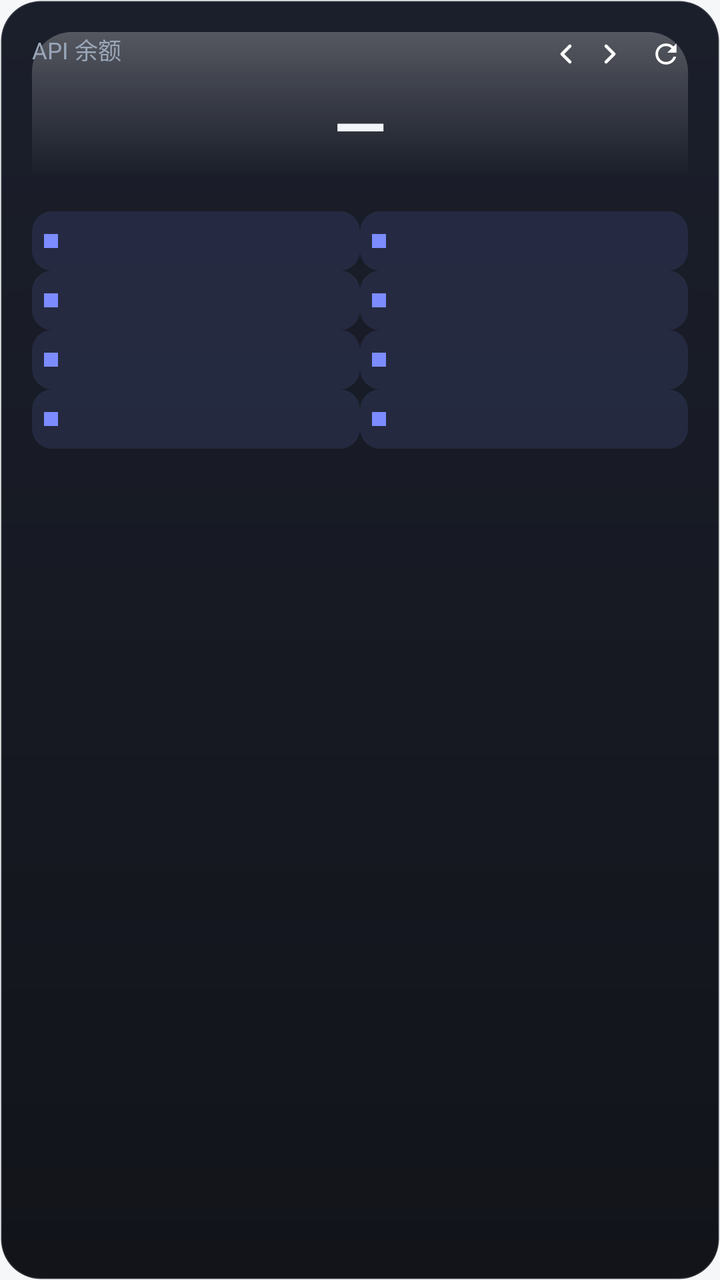
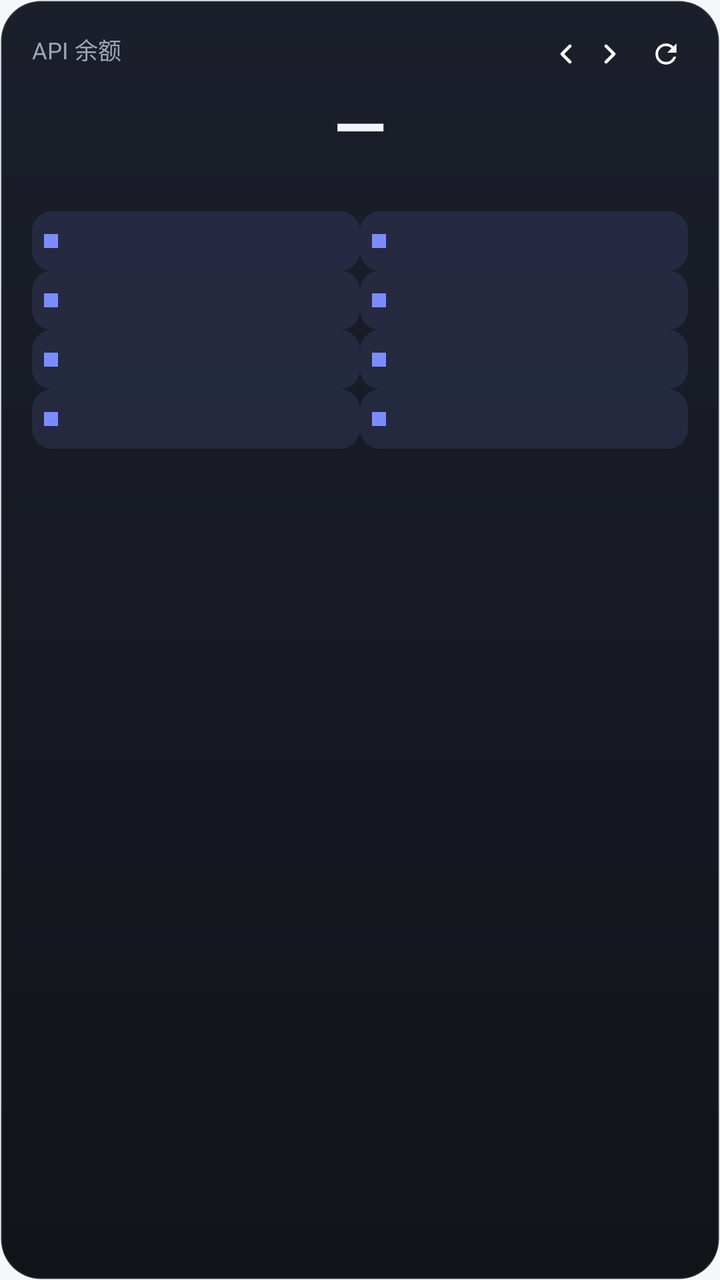

The first picture is an Android layout as it rendered before a commit; the second is the same layout after the commit. The layout source and the unified diff follow.
<!-- AndroidManifest.xml: application theme AppTheme -->
<!-- res/layout/widget_style1.xml -->
<?xml version="1.0" encoding="utf-8"?>
<FrameLayout xmlns:android="http://schemas.android.com/apk/res/android"
    android:id="@+id/w2_root"
    android:layout_width="match_parent"
    android:layout_height="match_parent"
    android:background="@drawable/wg_t1"
    android:padding="16dp">

    
    <View
        android:id="@+id/w2_frost"
        android:layout_width="match_parent"
        android:layout_height="72dp"
        android:layout_gravity="top"
        android:background="@drawable/wg_frost" />

    <LinearLayout
        android:layout_width="match_parent"
        android:layout_height="match_parent"
        android:orientation="vertical">

        <LinearLayout
            android:layout_width="match_parent"
            android:layout_height="wrap_content"
            android:orientation="horizontal"
            android:gravity="start">

            <TextView
                android:id="@+id/w2_title"
                android:layout_width="0dp"
                android:layout_height="wrap_content"
                android:layout_weight="1"
                android:minWidth="0dp"
                android:singleLine="true"
                android:ellipsize="end"
                android:includeFontPadding="false"
                android:textColor="#FF9AA6B8"
                android:textSize="11.5sp"
                android:text="API 余额" />

            <TextView
                android:id="@+id/w2_page"
                android:layout_width="wrap_content"
                android:layout_height="wrap_content"
                android:layout_marginStart="4dp"
                android:minWidth="0dp"
                android:includeFontPadding="false"
                android:textColor="#FF9AA6B8"
                android:textSize="10.5sp" />

            <ImageView
                android:id="@+id/w2_prev"
                android:clickable="true"
                android:focusable="true"
                android:layout_width="22dp"
                android:layout_height="22dp"
                android:layout_marginStart="2dp"
                android:scaleType="fitCenter"
                android:src="@drawable/ic_chevron_left"
                android:contentDescription="上一页" />

            <ImageView
                android:id="@+id/w2_next"
                android:clickable="true"
                android:focusable="true"
                android:layout_width="22dp"
                android:layout_height="22dp"
                android:scaleType="fitCenter"
                android:src="@drawable/ic_chevron_right"
                android:contentDescription="下一页" />

            <ImageView
                android:id="@+id/w2_refresh"
                android:clickable="true"
                android:focusable="true"
                android:layout_width="22dp"
                android:layout_height="22dp"
                android:layout_marginStart="6dp"
                android:scaleType="fitCenter"
                android:src="@drawable/ic_refresh"
                android:contentDescription="刷新" />
        </LinearLayout>

        <TextView
            android:id="@+id/w2_total"
            android:layout_width="match_parent"
            android:layout_height="wrap_content"
            android:layout_marginTop="6dp"
            android:includeFontPadding="false"
            android:gravity="center"
        android:textStyle="bold"
            android:textColor="@color/ws1_tx"
            android:textSize="34sp"
            android:text="—" />

        <TextView
            android:id="@+id/w2_sub"
            android:layout_width="match_parent"
            android:layout_height="wrap_content"
            android:layout_marginTop="2dp"
            android:includeFontPadding="false"
            android:singleLine="true"
            android:ellipsize="end"
            android:gravity="center"
            android:textColor="@color/ws1_tx3"
            android:textSize="10sp" />

        <LinearLayout
            android:layout_width="match_parent"
            android:layout_height="0dp"
            android:layout_weight="1"
            android:layout_marginTop="8dp"
            android:orientation="vertical">

            <LinearLayout
                android:id="@+id/w2_row1"
                android:layout_width="match_parent"
                android:layout_height="wrap_content"
                android:orientation="horizontal"
                android:gravity="center_vertical">


                <LinearLayout
                    android:id="@+id/w2_slot1"
                    android:layout_width="0dp"
                    android:layout_height="wrap_content"
                    android:layout_weight="1"
                    android:orientation="horizontal"
                    android:gravity="center_vertical"
                    android:padding="6dp"
                    android:background="@drawable/wslot_pill_dark">

                    <TextView
                        android:id="@+id/w2_dot1"
                        android:layout_width="7dp"
                        android:layout_height="7dp"
                        android:layout_marginEnd="7dp"
                        android:background="@color/ws1_accent" />

                    <TextView
                        android:id="@+id/w2_name1"
                        android:layout_width="0dp"
                        android:layout_height="wrap_content"
                        android:layout_weight="1"
                        android:minWidth="0dp"
                        android:singleLine="true"
                        android:ellipsize="end"
                        android:includeFontPadding="false"
                        android:textColor="@color/ws1_tx2"
                        android:textSize="11.5sp" />

                    <TextView
                        android:id="@+id/w2_val1"
                        android:layout_width="wrap_content"
                        android:layout_height="wrap_content"
                        android:includeFontPadding="false"
                    android:textStyle="bold"
                        android:textColor="@color/ws1_tx"
                        android:textSize="15sp" />
                </LinearLayout>

                <LinearLayout
                    android:id="@+id/w2_slot2"
                    android:layout_width="0dp"
                    android:layout_height="wrap_content"
                    android:layout_weight="1"
                    android:orientation="horizontal"
                    android:gravity="center_vertical"
                    android:padding="6dp"
                    android:background="@drawable/wslot_pill_dark">

                    <TextView
                        android:id="@+id/w2_dot2"
                        android:layout_width="7dp"
                        android:layout_height="7dp"
                        android:layout_marginEnd="7dp"
                        android:background="@color/ws1_accent" />

                    <TextView
                        android:id="@+id/w2_name2"
                        android:layout_width="0dp"
                        android:layout_height="wrap_content"
                        android:layout_weight="1"
                        android:minWidth="0dp"
                        android:singleLine="true"
                        android:ellipsize="end"
                        android:includeFontPadding="false"
                        android:textColor="@color/ws1_tx2"
                        android:textSize="11.5sp" />

                    <TextView
                        android:id="@+id/w2_val2"
                        android:layout_width="wrap_content"
                        android:layout_height="wrap_content"
                        android:includeFontPadding="false"
                    android:textStyle="bold"
                        android:textColor="@color/ws1_tx"
                        android:textSize="15sp" />
                </LinearLayout>
            </LinearLayout>

            <View
                android:id="@+id/w2_div1"
                android:layout_width="match_parent"
                android:layout_height="0dp" />

            <LinearLayout
                android:id="@+id/w2_row2"
                android:layout_width="match_parent"
                android:layout_height="wrap_content"
                android:orientation="horizontal"
                android:gravity="center_vertical">


                <LinearLayout
                    android:id="@+id/w2_slot3"
                    android:layout_width="0dp"
                    android:layout_height="wrap_content"
                    android:layout_weight="1"
                    android:orientation="horizontal"
                    android:gravity="center_vertical"
                    android:padding="6dp"
                    android:background="@drawable/wslot_pill_dark">

                    <TextView
                        android:id="@+id/w2_dot3"
                        android:layout_width="7dp"
                        android:layout_height="7dp"
                        android:layout_marginEnd="7dp"
                        android:background="@color/ws1_accent" />

                    <TextView
                        android:id="@+id/w2_name3"
                        android:layout_width="0dp"
                        android:layout_height="wrap_content"
                        android:layout_weight="1"
                        android:minWidth="0dp"
                        android:singleLine="true"
                        android:ellipsize="end"
                        android:includeFontPadding="false"
                        android:textColor="@color/ws1_tx2"
                        android:textSize="11.5sp" />

                    <TextView
                        android:id="@+id/w2_val3"
                        android:layout_width="wrap_content"
                        android:layout_height="wrap_content"
                        android:includeFontPadding="false"
                    android:textStyle="bold"
                        android:textColor="@color/ws1_tx"
                        android:textSize="15sp" />
                </LinearLayout>

                <LinearLayout
                    android:id="@+id/w2_slot4"
                    android:layout_width="0dp"
                    android:layout_height="wrap_content"
                    android:layout_weight="1"
                    android:orientation="horizontal"
                    android:gravity="center_vertical"
                    android:padding="6dp"
                    android:background="@drawable/wslot_pill_dark">

                    <TextView
                        android:id="@+id/w2_dot4"
                        android:layout_width="7dp"
                        android:layout_height="7dp"
                        android:layout_marginEnd="7dp"
                        android:background="@color/ws1_accent" />

                    <TextView
                        android:id="@+id/w2_name4"
                        android:layout_width="0dp"
                        android:layout_height="wrap_content"
                        android:layout_weight="1"
                        android:minWidth="0dp"
                        android:singleLine="true"
                        android:ellipsize="end"
                        android:includeFontPadding="false"
                        android:textColor="@color/ws1_tx2"
                        android:textSize="11.5sp" />

                    <TextView
                        android:id="@+id/w2_val4"
                        android:layout_width="wrap_content"
                        android:layout_height="wrap_content"
                        android:includeFontPadding="false"
                    android:textStyle="bold"
                        android:textColor="@color/ws1_tx"
                        android:textSize="15sp" />
                </LinearLayout>
            </LinearLayout>

            <View
                android:id="@+id/w2_div2"
                android:layout_width="match_parent"
                android:layout_height="0dp" />

            <LinearLayout
                android:id="@+id/w2_row3"
                android:layout_width="match_parent"
                android:layout_height="wrap_content"
                android:orientation="horizontal"
                android:gravity="center_vertical">


                <LinearLayout
                    android:id="@+id/w2_slot5"
                    android:layout_width="0dp"
                    android:layout_height="wrap_content"
                    android:layout_weight="1"
                    android:orientation="horizontal"
                    android:gravity="center_vertical"
                    android:padding="6dp"
                    android:background="@drawable/wslot_pill_dark">

                    <TextView
                        android:id="@+id/w2_dot5"
                        android:layout_width="7dp"
                        android:layout_height="7dp"
                        android:layout_marginEnd="7dp"
                        android:background="@color/ws1_accent" />

                    <TextView
                        android:id="@+id/w2_name5"
                        android:layout_width="0dp"
                        android:layout_height="wrap_content"
                        android:layout_weight="1"
                        android:minWidth="0dp"
                        android:singleLine="true"
                        android:ellipsize="end"
                        android:includeFontPadding="false"
                        android:textColor="@color/ws1_tx2"
                        android:textSize="11.5sp" />

                    <TextView
                        android:id="@+id/w2_val5"
                        android:layout_width="wrap_content"
                        android:layout_height="wrap_content"
                        android:includeFontPadding="false"
                    android:textStyle="bold"
                        android:textColor="@color/ws1_tx"
                        android:textSize="15sp" />
                </LinearLayout>

                <LinearLayout
                    android:id="@+id/w2_slot6"
                    android:layout_width="0dp"
                    android:layout_height="wrap_content"
                    android:layout_weight="1"
                    android:orientation="horizontal"
                    android:gravity="center_vertical"
                    android:padding="6dp"
                    android:background="@drawable/wslot_pill_dark">

                    <TextView
                        android:id="@+id/w2_dot6"
                        android:layout_width="7dp"
                        android:layout_height="7dp"
                        android:layout_marginEnd="7dp"
                        android:background="@color/ws1_accent" />

                    <TextView
                        android:id="@+id/w2_name6"
                        android:layout_width="0dp"
                        android:layout_height="wrap_content"
                        android:layout_weight="1"
                        android:minWidth="0dp"
                        android:singleLine="true"
                        android:ellipsize="end"
                        android:includeFontPadding="false"
                        android:textColor="@color/ws1_tx2"
                        android:textSize="11.5sp" />

                    <TextView
                        android:id="@+id/w2_val6"
                        android:layout_width="wrap_content"
                        android:layout_height="wrap_content"
                        android:includeFontPadding="false"
                    android:textStyle="bold"
                        android:textColor="@color/ws1_tx"
                        android:textSize="15sp" />
                </LinearLayout>
            </LinearLayout>

            <View
                android:id="@+id/w2_div3"
                android:layout_width="match_parent"
                android:layout_height="0dp" />

            <LinearLayout
                android:id="@+id/w2_row4"
                android:layout_width="match_parent"
                android:layout_height="wrap_content"
                android:orientation="horizontal"
                android:gravity="center_vertical">


                <LinearLayout
                    android:id="@+id/w2_slot7"
                    android:layout_width="0dp"
                    android:layout_height="wrap_content"
                    android:layout_weight="1"
                    android:orientation="horizontal"
                    android:gravity="center_vertical"
                    android:padding="6dp"
                    android:background="@drawable/wslot_pill_dark">

                    <TextView
                        android:id="@+id/w2_dot7"
                        android:layout_width="7dp"
                        android:layout_height="7dp"
                        android:layout_marginEnd="7dp"
                        android:background="@color/ws1_accent" />

                    <TextView
                        android:id="@+id/w2_name7"
                        android:layout_width="0dp"
                        android:layout_height="wrap_content"
                        android:layout_weight="1"
                        android:minWidth="0dp"
                        android:singleLine="true"
                        android:ellipsize="end"
                        android:includeFontPadding="false"
                        android:textColor="@color/ws1_tx2"
                        android:textSize="11.5sp" />

                    <TextView
                        android:id="@+id/w2_val7"
                        android:layout_width="wrap_content"
                        android:layout_height="wrap_content"
                        android:includeFontPadding="false"
                    android:textStyle="bold"
                        android:textColor="@color/ws1_tx"
                        android:textSize="15sp" />
                </LinearLayout>

                <LinearLayout
                    android:id="@+id/w2_slot8"
                    android:layout_width="0dp"
                    android:layout_height="wrap_content"
                    android:layout_weight="1"
                    android:orientation="horizontal"
                    android:gravity="center_vertical"
                    android:padding="6dp"
                    android:background="@drawable/wslot_pill_dark">

                    <TextView
                        android:id="@+id/w2_dot8"
                        android:layout_width="7dp"
                        android:layout_height="7dp"
                        android:layout_marginEnd="7dp"
                        android:background="@color/ws1_accent" />

                    <TextView
                        android:id="@+id/w2_name8"
                        android:layout_width="0dp"
                        android:layout_height="wrap_content"
                        android:layout_weight="1"
                        android:minWidth="0dp"
                        android:singleLine="true"
                        android:ellipsize="end"
                        android:includeFontPadding="false"
                        android:textColor="@color/ws1_tx2"
                        android:textSize="11.5sp" />

                    <TextView
                        android:id="@+id/w2_val8"
                        android:layout_width="wrap_content"
                        android:layout_height="wrap_content"
                        android:includeFontPadding="false"
                    android:textStyle="bold"
                        android:textColor="@color/ws1_tx"
                        android:textSize="15sp" />
                </LinearLayout>
            </LinearLayout>
        </LinearLayout>

    </LinearLayout>
</FrameLayout>
<!-- resources referenced by this layout -->
<resources>
  <color name="ws1_accent">#FF7C8CFF</color>
  <color name="ws1_tx">#FFF2F5FA</color>
  <color name="ws1_tx2">#FF9AA6B8</color>
  <color name="ws1_tx3">#FF6B7686</color>
  <!-- drawable wg_frost (drawable) -->
  <?xml version="1.0" encoding="utf-8"?>
  <shape xmlns:android="http://schemas.android.com/apk/res/android" android:shape="rectangle">
      <gradient
          android:startColor="#40FFFFFF"
          android:endColor="#00FFFFFF"
          android:angle="270" />
      <corners android:topLeftRadius="20dp" android:topRightRadius="20dp" />
  </shape>
  <!-- drawable wg_t1 (drawable) -->
  <?xml version="1.0" encoding="utf-8"?>
  <shape xmlns:android="http://schemas.android.com/apk/res/android" android:shape="rectangle">
      <gradient android:startColor="#FF1B1F2B" android:endColor="#FF12141A" android:angle="270" />
      <corners android:radius="20dp" />
      <stroke android:width="1dp" android:color="#26FFFFFF" />
  </shape>
  <!-- drawable wslot_pill_dark (drawable) -->
  <?xml version="1.0" encoding="utf-8"?>
  <shape xmlns:android="http://schemas.android.com/apk/res/android" android:shape="rectangle">
      <solid android:color="#1F7C8CFF" />
      <corners android:radius="10dp" />
  </shape>
  <style name="AppDialog_AuroraLight" parent="@android:style/Theme.DeviceDefault.Light.Dialog.Alert">
          <item name="android:windowAnimationStyle">@style/DialogAnim</item>
          <item name="android:colorAccent">#4166F5</item>
          <item name="android:fontFamily">sans-serif</item>
          <item name="android:colorBackground">#FFFFFF</item>
          <item name="android:textColorPrimary">#0B0E14</item>
          <item name="android:textColorSecondary">#414A5C</item>
      </style>
  <!-- drawable mini_btn_border (drawable) -->
  <?xml version="1.0" encoding="utf-8"?>
  <shape xmlns:android="http://schemas.android.com/apk/res/android"
      android:shape="rectangle">
      <corners android:radius="999dp" />
      <solid android:color="?attr/c_btn" />
      <stroke android:width="1.2dp" android:color="?attr/c_btn_border" />
  </shape>
  <!-- drawable tag_bg (drawable) -->
  <?xml version="1.0" encoding="utf-8"?>
  <inset xmlns:android="http://schemas.android.com/apk/res/android"
      android:insetLeft="1dp" android:insetTop="1dp"
      android:insetRight="1dp" android:insetBottom="1dp">
      <shape android:shape="rectangle">
          <solid android:color="?attr/c_input" />
          <corners android:radius="20dp" />
      </shape>
  </inset>
  <!-- drawable seg_bg (drawable) -->
  <?xml version="1.0" encoding="utf-8"?>
  <shape xmlns:android="http://schemas.android.com/apk/res/android"
      android:shape="rectangle">
      <corners android:radius="14dp" />
      <solid android:color="?attr/c_neu_surface" />
      <stroke android:width="1dp" android:color="?attr/c_neu_dark" />
  </shape>
  <!-- drawable input_aurora (drawable) -->
  <?xml version="1.0" encoding="utf-8"?>
  <shape xmlns:android="http://schemas.android.com/apk/res/android"
      android:shape="rectangle">
      <corners android:radius="12dp" />
      <solid android:color="?attr/c_input" />
      <stroke android:width="1dp" android:color="?attr/c_line" />
  </shape>
  <!-- drawable seg_sel (drawable) -->
  <?xml version="1.0" encoding="utf-8"?>
  <shape xmlns:android="http://schemas.android.com/apk/res/android"
      android:shape="rectangle">
      <corners android:radius="10dp" />
      <solid android:color="?attr/c_accent_soft" />
  </shape>
  <!-- drawable pull_bg (drawable) -->
  <?xml version="1.0" encoding="utf-8"?>
  <shape xmlns:android="http://schemas.android.com/apk/res/android"
      android:shape="rectangle">
      <corners android:radius="18dp" />
      <solid android:color="?attr/c_neu_surface" />
      <stroke android:width="1dp" android:color="?attr/c_neu_dark" />
  </shape>
  <style name="DialogAnim">
          <item name="android:windowEnterAnimation">@anim/dialog_in</item>
          <item name="android:windowExitAnimation">@anim/dialog_out</item>
      </style>
  <!-- unchanged entries left out for length: 4 -->
</resources>

<!-- the commit's change to res/layout/widget_style1.xml (unified diff, before → after) -->
@@ -7,8 +7,10 @@
     android:padding="16dp">
 
     
-    <View
+    <ImageView
         android:id="@+id/w2_frost"
+        android:scaleType="fitXY"
+        android:visibility="gone"
         android:layout_width="match_parent"
         android:layout_height="72dp"
         android:layout_gravity="top"
@@ -16,14 +18,14 @@
 
     <LinearLayout
         android:layout_width="match_parent"
-        android:layout_height="match_parent"
+        android:layout_height="wrap_content"
         android:orientation="vertical">
 
         <LinearLayout
             android:layout_width="match_parent"
             android:layout_height="wrap_content"
             android:orientation="horizontal"
-            android:gravity="start">
+            android:gravity="left">
 
             <TextView
                 android:id="@+id/w2_title"
@@ -199,10 +201,11 @@
                 </LinearLayout>
             </LinearLayout>
 
-            <View
+            <TextView
                 android:id="@+id/w2_div1"
                 android:layout_width="match_parent"
-                android:layout_height="0dp" />
+                android:layout_height="0dp"
+                android:visibility="gone" />
 
             <LinearLayout
                 android:id="@+id/w2_row2"
@@ -291,10 +294,11 @@
                 </LinearLayout>
             </LinearLayout>
 
-            <View
+            <TextView
                 android:id="@+id/w2_div2"
                 android:layout_width="match_parent"
-                android:layout_height="0dp" />
+                android:layout_height="0dp"
+                android:visibility="gone" />
 
             <LinearLayout
                 android:id="@+id/w2_row3"
@@ -383,10 +387,11 @@
                 </LinearLayout>
             </LinearLayout>
 
-            <View
+            <TextView
                 android:id="@+id/w2_div3"
                 android:layout_width="match_parent"
-                android:layout_height="0dp" />
+                android:layout_height="0dp"
+                android:visibility="gone" />
 
             <LinearLayout
                 android:id="@+id/w2_row4"
